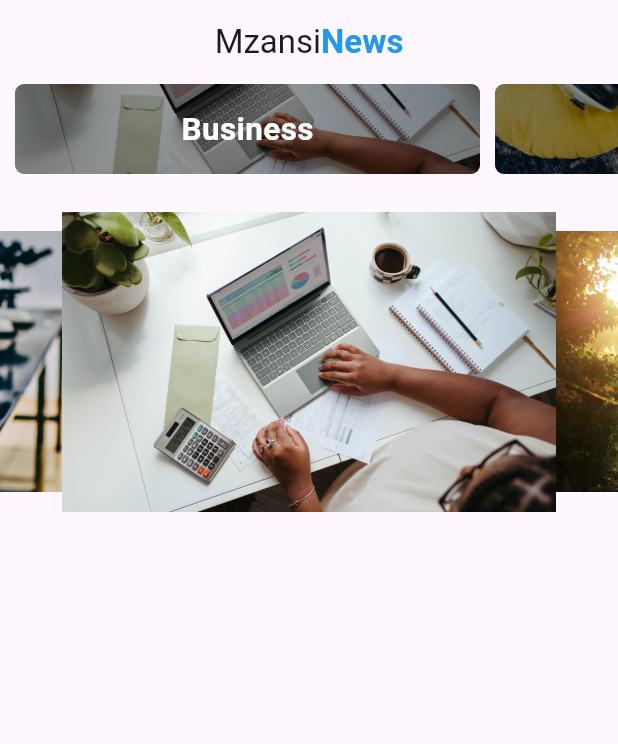
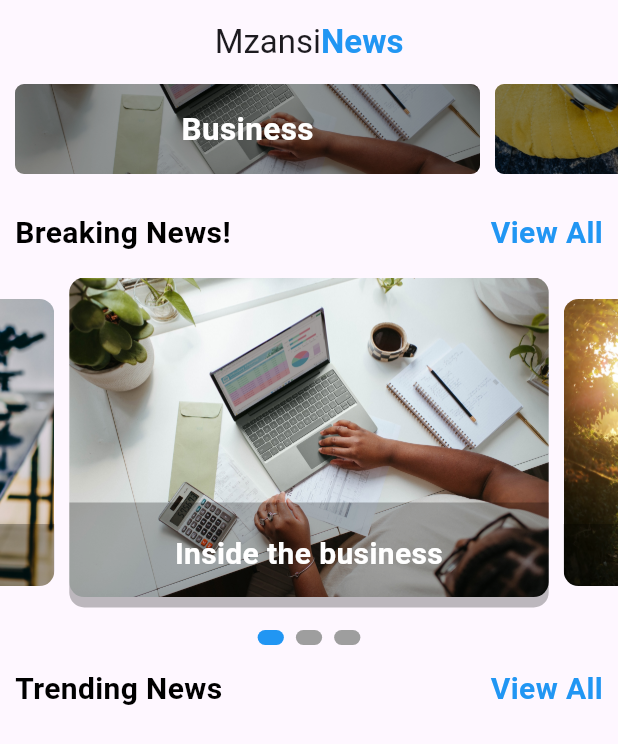
Before and after one commit to HackerWithDrip/Mzansi_News_App, a Flutter app: the screen it shows after launch, on a phone screen of 412 x 824 dp. Shown: the top 744 px of the screen. Run offline on Flutter 3.47's test engine with Material 3 defaults, Android fonts, the phone set to English and light mode, and no system bars; drawn by our look-alikes of carousel_slider, smooth_page_indicator.

Commit message:
added trending news heading

```diff
--- a/local_news_app/lib/pages/home.dart
+++ b/local_news_app/lib/pages/home.dart
@@ -6,6 +6,7 @@ import 'package:local_news_app/models/category_model.dart';
 import 'package:local_news_app/services/data.dart';
 import 'package:local_news_app/models/slider_model.dart';
 import 'package:local_news_app/services/slider_data.dart';
+import 'package:smooth_page_indicator/smooth_page_indicator.dart';
 
 class Home extends StatefulWidget {
   const Home({super.key});
@@ -18,6 +19,7 @@ class _HomeState extends State<Home> {
   List<CategoryModel> categories = [];
   List<sliderModel> sliders = [];
   ScrollController _scrollController = ScrollController();
+  int activeIndex = 0;
 
   @override
   void initState() {
@@ -59,6 +61,7 @@ class _HomeState extends State<Home> {
         elevation: 0.0,
       ),
       body: Column(
+        crossAxisAlignment: CrossAxisAlignment.start,
         children: [
           Container(
             height: 70.0,
@@ -81,6 +84,27 @@ class _HomeState extends State<Home> {
           SizedBox(
             height: 15.0,
           ),
+          Padding(
+            padding: const EdgeInsets.only(left: 10.0, right: 10.0),
+            child: Row(
+              mainAxisAlignment: MainAxisAlignment.spaceBetween,
+              children: [
+                Text("Breaking News!",
+                    style: TextStyle(
+                        color: Colors.black,
+                        fontSize: 20.0,
+                        fontWeight: FontWeight.bold)),
+                Text("View All",
+                    style: TextStyle(
+                        color: Colors.blue,
+                        fontSize: 20.0,
+                        fontWeight: FontWeight.bold)),
+              ],
+            ),
+          ),
+          SizedBox(
+            height: 15.0,
+          ),
           CarouselSlider.builder(
               itemCount: sliders.length,
               itemBuilder: (context, index, realIndex) {
@@ -89,10 +113,40 @@ class _HomeState extends State<Home> {
                 return buildImage(res!, index, res1!);
               },
               options: CarouselOptions(
-                  height: 200.0,
+                  height: 220.0,
                   autoPlay: true,
                   enlargeCenterPage: true,
-                  enlargeStrategy: CenterPageEnlargeStrategy.height)),
+                  enlargeStrategy: CenterPageEnlargeStrategy.height,
+                  onPageChanged: (index, reason) {
+                    setState(() {
+                      activeIndex = index;
+                    });
+                  })),
+          SizedBox(
+            height: 15.0,
+          ),
+          Center(child: buildIndicator()),
+          SizedBox(
+            height: 15.0,
+          ),
+          Padding(
+            padding: const EdgeInsets.only(left: 10.0, right: 10.0),
+            child: Row(
+              mainAxisAlignment: MainAxisAlignment.spaceBetween,
+              children: [
+                Text("Trending News",
+                    style: TextStyle(
+                        color: Colors.black,
+                        fontSize: 20.0,
+                        fontWeight: FontWeight.bold)),
+                Text("View All",
+                    style: TextStyle(
+                        color: Colors.blue,
+                        fontSize: 20.0,
+                        fontWeight: FontWeight.bold)),
+              ],
+            ),
+          ),
         ],
       ),
     );
@@ -105,11 +159,41 @@ class _HomeState extends State<Home> {
   }
 
   Widget buildImage(String image, int index, String name) => Container(
-        child: Image.asset(
-          image,
-          fit: BoxFit.cover,
-          width: MediaQuery.of(context).size.width,
+      margin: EdgeInsets.symmetric(horizontal: 5.0),
+      child: Stack(children: [
+        ClipRRect(
+          borderRadius: BorderRadius.circular(10.0),
+          child: Image.asset(
+            image,
+            fit: BoxFit.cover,
+            width: MediaQuery.of(context).size.width,
+          ),
         ),
+        Container(
+            height: 300.0,
+            padding: EdgeInsets.only(top: 20.0),
+            margin: EdgeInsets.only(top: 150.0),
+            width: MediaQuery.of(context).size.width,
+            decoration: BoxDecoration(
+                color: Colors.black26,
+                borderRadius: BorderRadius.only(
+                    bottomLeft: Radius.circular(10.0),
+                    bottomRight: Radius.circular(10.0))),
+            child: Text(
+              name,
+              style: TextStyle(
+                  color: Colors.white,
+                  fontSize: 20.0,
+                  fontWeight: FontWeight.bold),
+              textAlign: TextAlign.center,
+            ))
+      ]));
+
+  Widget buildIndicator() => AnimatedSmoothIndicator(
+        activeIndex: activeIndex,
+        count: sliders.length,
+        effect: WormEffect(
+            dotWidth: 17.5, dotHeight: 10, activeDotColor: Colors.blue),
       );
 }
 
--- a/local_news_app/pubspec.yaml
+++ b/local_news_app/pubspec.yaml
@@ -31,6 +31,7 @@ dependencies:
   flutter:
     sdk: flutter
   carousel_slider: ^5.0.0
+  smooth_page_indicator: ^1.1.0
 
   # The following adds the Cupertino Icons font to your application.
   # Use with the CupertinoIcons class for iOS style icons.
```
Also changed, not shown: local_news_app/pubspec.lock.
